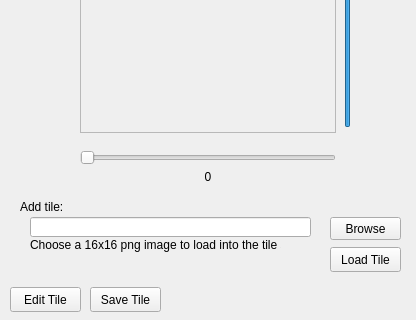
This is tilesetviewer.ui in ahmed-agiza/Jupiter as Qt 5 draws it before an edit; both pictures show x 0 to 416 and y 173 to 493 of the 416 by 493 pixel window. The edited form follows.
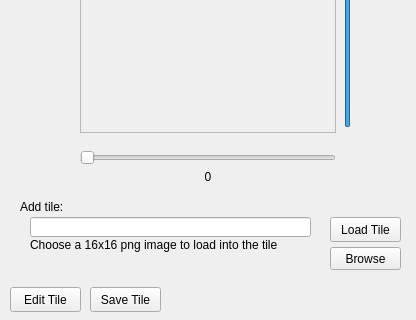
This is the edited form.

Patch:
```diff
--- a/tilesetviewer.ui
+++ b/tilesetviewer.ui
@@ -188,7 +188,7 @@
    <property name="geometry">
     <rect>
      <x>330</x>
-     <y>420</y>
+     <y>390</y>
      <width>71</width>
      <height>25</height>
     </rect>
@@ -201,7 +201,7 @@
    <property name="geometry">
     <rect>
      <x>330</x>
-     <y>390</y>
+     <y>420</y>
      <width>71</width>
      <height>23</height>
     </rect>
```
